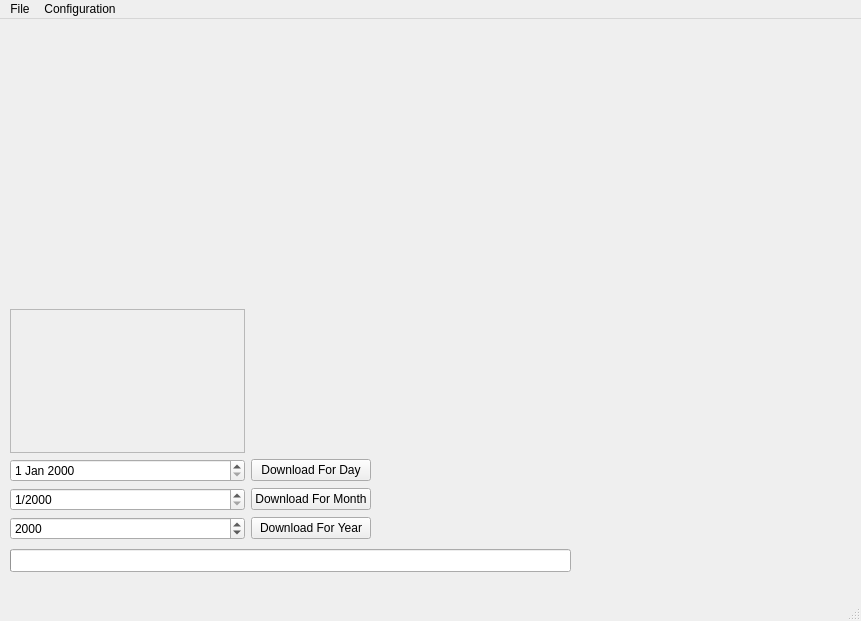
First picture: the form in frontend/mainwindow.ui, repository duffyevan/NTB_Solution1, before the edit.
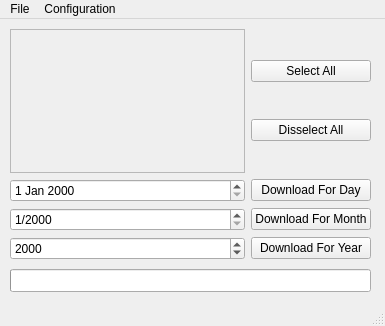
Second picture: the form after the edit.

The edit to the form file:
```diff
--- a/frontend/mainwindow.ui
+++ b/frontend/mainwindow.ui
@@ -6,26 +6,53 @@
    <rect>
     <x>0</x>
     <y>0</y>
-    <width>861</width>
-    <height>621</height>
+    <width>385</width>
+    <height>326</height>
    </rect>
   </property>
+  <property name="sizePolicy">
+   <sizepolicy hsizetype="Fixed" vsizetype="Fixed">
+    <horstretch>0</horstretch>
+    <verstretch>0</verstretch>
+   </sizepolicy>
+  </property>
+  <property name="minimumSize">
+   <size>
+    <width>385</width>
+    <height>326</height>
+   </size>
+  </property>
+  <property name="maximumSize">
+   <size>
+    <width>385</width>
+    <height>326</height>
+   </size>
+  </property>
   <property name="windowTitle">
    <string>MainWindow</string>
   </property>
   <widget class="QWidget" name="centralwidget">
+   <property name="sizePolicy">
+    <sizepolicy hsizetype="Fixed" vsizetype="Fixed">
+     <horstretch>0</horstretch>
+     <verstretch>0</verstretch>
+    </sizepolicy>
+   </property>
    <widget class="QProgressBar" name="masterProgressBar">
     <property name="geometry">
      <rect>
       <x>10</x>
-      <y>530</y>
-      <width>561</width>
+      <y>250</y>
+      <width>361</width>
       <height>23</height>
      </rect>
     </property>
     <property name="value">
      <number>0</number>
     </property>
+    <property name="textVisible">
+     <bool>false</bool>
+    </property>
     <property name="format">
      <string/>
     </property>
@@ -34,50 +61,12 @@
     <property name="geometry">
      <rect>
       <x>10</x>
-      <y>290</y>
+      <y>10</y>
       <width>361</width>
       <height>231</height>
      </rect>
     </property>
     <layout class="QGridLayout" name="gridLayout_2">
-     <item row="1" column="1">
-      <widget class="QPushButton" name="pushButtonDownloadForDay">
-       <property name="text">
-        <string>Download For Day</string>
-       </property>
-      </widget>
-     </item>
-     <item row="2" column="1">
-      <widget class="QPushButton" name="pushButtonDownloadForMonth">
-       <property name="text">
-        <string>Download For Month</string>
-       </property>
-      </widget>
-     </item>
-     <item row="1" column="0">
-      <widget class="QDateEdit" name="daySelector"/>
-     </item>
-     <item row="3" column="1">
-      <widget class="QPushButton" name="pushButtonDownloadForYear">
-       <property name="text">
-        <string>Download For Year</string>
-       </property>
-      </widget>
-     </item>
-     <item row="3" column="0">
-      <widget class="QDateEdit" name="yearSelector">
-       <property name="displayFormat">
-        <string>yyyy</string>
-       </property>
-      </widget>
-     </item>
-     <item row="2" column="0">
-      <widget class="QDateEdit" name="monthSelector">
-       <property name="displayFormat">
-        <string>M/yyyy</string>
-       </property>
-      </widget>
-     </item>
      <item row="0" column="0">
       <widget class="QScrollArea" name="scrollArea">
        <property name="widgetResizable">
@@ -113,6 +102,62 @@
        </widget>
       </widget>
      </item>
+     <item row="4" column="1">
+      <widget class="QPushButton" name="pushButtonDownloadForDay">
+       <property name="text">
+        <string>Download For Day</string>
+       </property>
+      </widget>
+     </item>
+     <item row="5" column="1">
+      <widget class="QPushButton" name="pushButtonDownloadForMonth">
+       <property name="text">
+        <string>Download For Month</string>
+       </property>
+      </widget>
+     </item>
+     <item row="4" column="0">
+      <widget class="QDateEdit" name="daySelector"/>
+     </item>
+     <item row="6" column="1">
+      <widget class="QPushButton" name="pushButtonDownloadForYear">
+       <property name="text">
+        <string>Download For Year</string>
+       </property>
+      </widget>
+     </item>
+     <item row="6" column="0">
+      <widget class="QDateEdit" name="yearSelector">
+       <property name="displayFormat">
+        <string>yyyy</string>
+       </property>
+      </widget>
+     </item>
+     <item row="5" column="0">
+      <widget class="QDateEdit" name="monthSelector">
+       <property name="displayFormat">
+        <string>M/yyyy</string>
+       </property>
+      </widget>
+     </item>
+     <item row="0" column="1">
+      <layout class="QVBoxLayout" name="verticalLayout_2">
+       <item>
+        <widget class="QPushButton" name="pushButtonSelectAll">
+         <property name="text">
+          <string>Select All</string>
+         </property>
+        </widget>
+       </item>
+       <item>
+        <widget class="QPushButton" name="pushButtonDisselectAll">
+         <property name="text">
+          <string>Disselect All</string>
+         </property>
+        </widget>
+       </item>
+      </layout>
+     </item>
     </layout>
    </widget>
   </widget>
@@ -121,7 +166,7 @@
     <rect>
      <x>0</x>
      <y>0</y>
-     <width>861</width>
+     <width>385</width>
      <height>21</height>
     </rect>
    </property>
```
Left out of the diff: 2 changed lines with no effect on the pictures.
